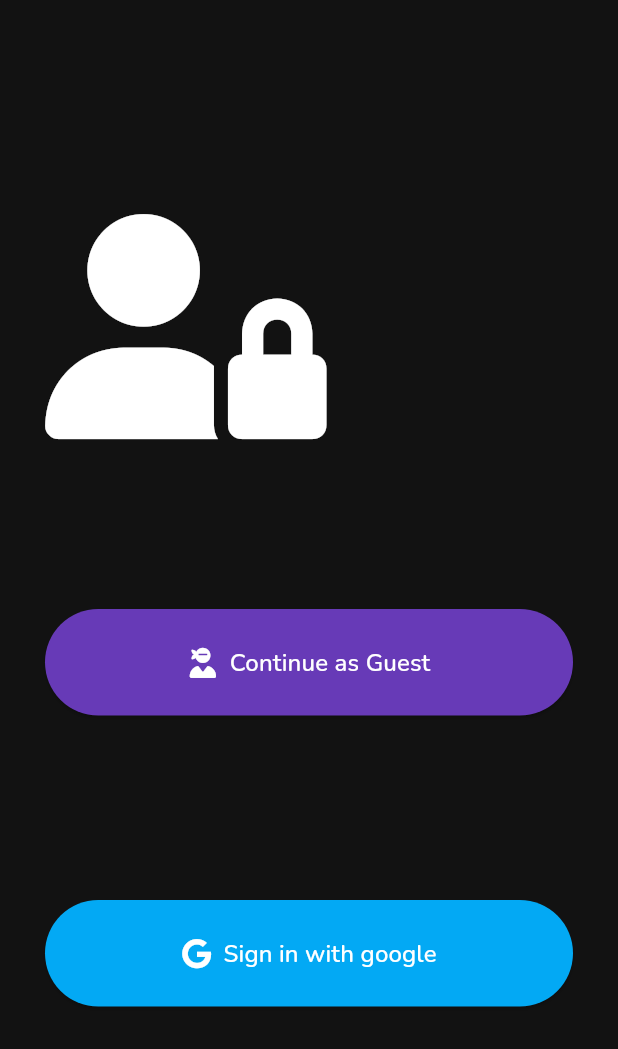
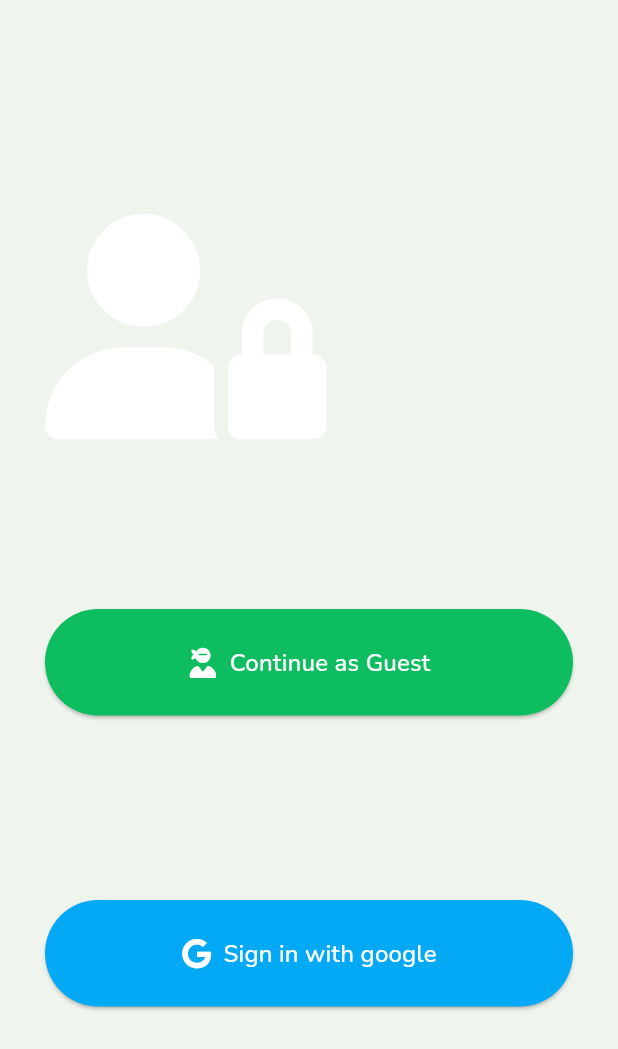
Before and after one commit to Yannick-btn/my-flutter-app, a Flutter app: the screen it shows after launch, on a phone screen of 412 x 824 dp. Shown: the top 1049 px of the screen. Run offline on Flutter 3.47's test engine with Material 3 defaults, Android fonts, the phone set to English and light mode, and no system bars; our stand-ins replace animated_bottom_navigation_bar, cloud_firestore, firebase_auth, firebase_core, font_awesome_flutter, google_fonts and 1 more; accounts and stored records are empty.

```diff
--- a/lib/chatting/chatting.dart
+++ b/lib/chatting/chatting.dart
@@ -17,7 +17,9 @@ class ChattingScreen extends StatelessWidget {
       appBar: AppBar(title: Text("Chat Room")),
       body: Column(
         children: [
-          Expanded(child: _buildUserList()),
+          Expanded(
+            child: _buildUserList(),
+          ),
         ],
       ),
     );
--- a/lib/login/login.dart
+++ b/lib/login/login.dart
@@ -20,7 +20,7 @@ class LoginScreen extends StatelessWidget {
                 icon: FontAwesomeIcons.userNinja,
                 text: 'Continue as Guest',
                 loginMethod: AuthService().anonLogin,
-                color: Colors.deepPurple,
+                color: Theme.of(context).colorScheme.primary,
               ),
             ),
             LoginButton(
--- a/lib/shared/bottom_nav.dart
+++ b/lib/shared/bottom_nav.dart
@@ -20,10 +20,12 @@ class BottomNavBar extends StatelessWidget {
         FontAwesomeIcons.comment,
         FontAwesomeIcons.user,
       ],
+      backgroundColor: Theme.of(context).colorScheme.secondary,
       activeIndex: pageIndex,
       inactiveColor: Colors.black,
-      activeColor: Colors.blueAccent,
+      activeColor: Theme.of(context).colorScheme.primary,
       notchSmoothness: NotchSmoothness.softEdge,
+      gapLocation: GapLocation.none,
       leftCornerRadius: 0,
       rightCornerRadius: 0,
       iconSize: 25,
--- a/lib/theme.dart
+++ b/lib/theme.dart
@@ -5,7 +5,7 @@ import 'package:google_fonts/google_fonts.dart';
 var appTheme = ThemeData(
   // import google font
   fontFamily: GoogleFonts.nunito().fontFamily,
-    brightness: Brightness.dark,
+  //brightness: Brightness.dark,
   textTheme: const TextTheme(
     // can presstyle the font size, color, etc.
     bodyLarge: TextStyle(fontSize: 18),
@@ -16,7 +16,11 @@ var appTheme = ThemeData(
     ),
   ),
   colorScheme: ColorScheme.dark(
-      primary: Colors.grey.shade300,
-      secondary: Colors.grey.shade200,
-      tertiary: Colors.grey.shade500,
-    ));
+    primary: Color(0xFF0EBD60),
+    secondary: Color(0xFFCAD1C9),
+    tertiary: Color(0xFF184C34),
+    onSecondary: quaternary,
+  ),
+  scaffoldBackgroundColor: Color(0xFFEFF4ED),
+);
+const Color quaternary = Color(0xFFEFF4ED);
```
Also changed, not shown: lib/components/user_tile.dart (+27 -3 lines). Lines whose indentation alone changed are shown as unchanged.
